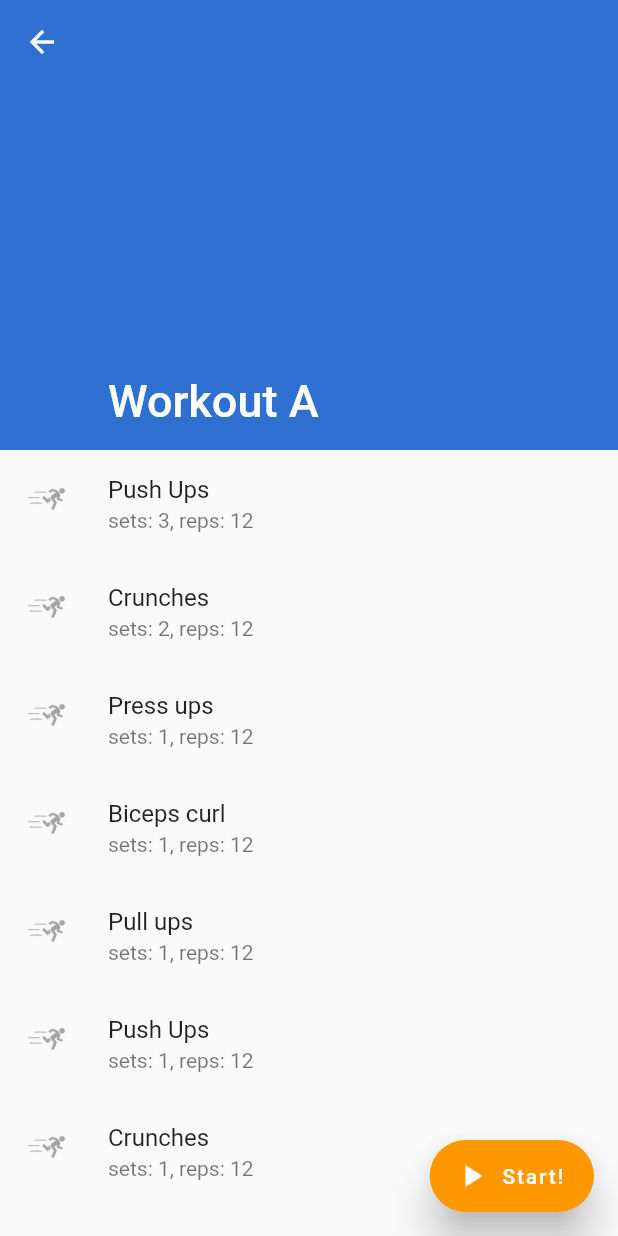
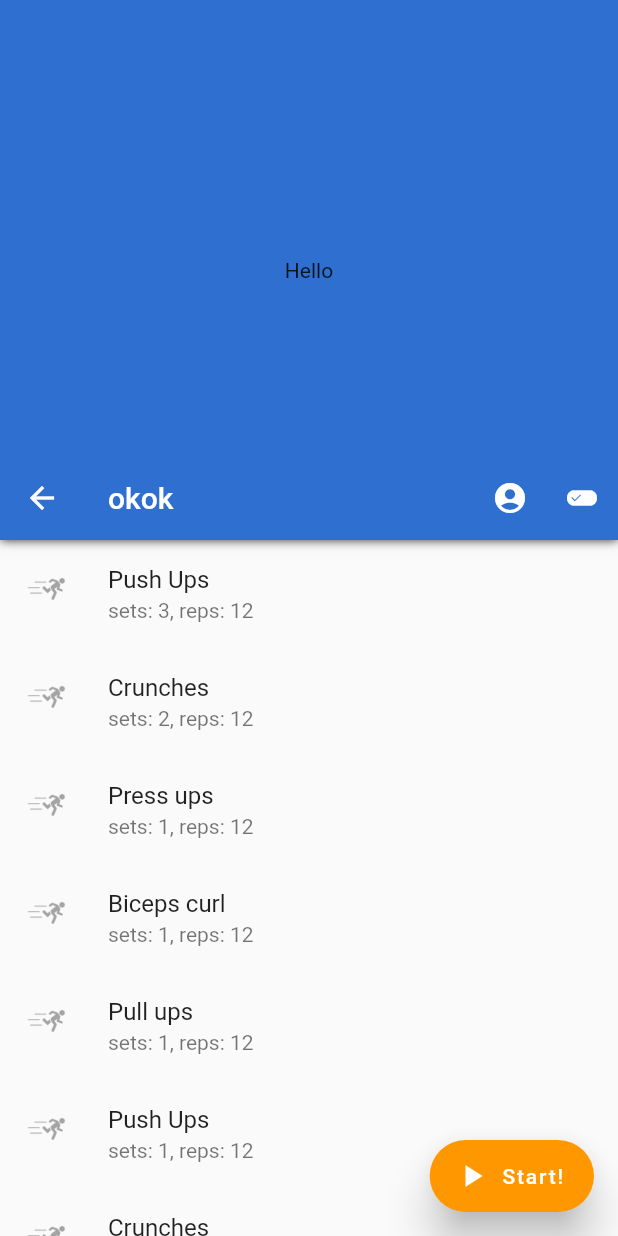
Before and after one commit to michalorestes/fitness_fatality_flutter, a Flutter app: the screen it shows after launch, after a tap on "Workout A", on a phone screen of 412 x 824 dp. Run offline on Flutter 3.47's test engine with Material 2 defaults, Android fonts, the phone set to English and light mode, and no system bars; our stand-ins replace bloc, flutter_bloc.

Commit message:
Custom header sliver

```diff
--- /dev/null
+++ b/lib/ui/workouts/workout_details/sliver_persistent_header_delegate.dart
@@ -0,0 +1,82 @@
+import 'package:flutter/material.dart';
+import 'package:flutter/rendering.dart';
+import './anim.dart';
+import 'dart:math' as math;
+
+class MySliverPersistenceHeaderDelegate extends SliverPersistentHeaderDelegate {
+  MySliverPersistenceHeaderDelegate(
+      {@required this.title,
+      @required this.titleSizeExpanded,
+      @required this.titleColor,
+      @required this.actions});
+
+  final String title;
+  final Color titleColor;
+  final double titleSizeExpanded;
+  final List<Widget> actions;
+
+  @override
+  Widget build(
+      BuildContext context, double shrinkOffset, bool overlapsContent) {
+    double currentExtent() => math.max(minExtent, maxExtent - shrinkOffset);
+
+    return Container(
+      height: maxExtent,
+      decoration: BoxDecoration(
+        color: Theme.of(context).primaryColor,
+        boxShadow: <BoxShadow>[
+          BoxShadow(
+            color: Color(0xD5000000),
+            spreadRadius: 0,
+            blurRadius: 5,
+            offset: Offset(0, 0),
+          ),
+        ],
+      ),
+      child: Stack(
+        children: <Widget>[
+          Center(
+            child: Text("Hello"),
+          ),
+          Container(
+            child: Column(
+              mainAxisAlignment: MainAxisAlignment.end,
+              children: <Widget>[
+                _buildTopBar(context),
+              ],
+            ),
+          )
+        ],
+      ),
+    );
+  }
+
+  Widget _buildTopBar(BuildContext context) {
+    return AppBar(
+      elevation: 0,
+      backgroundColor: Colors.transparent,
+      title: Text("okok"),
+      actions: <Widget>[
+        IconButton(
+          icon: Icon(Icons.account_circle),
+          onPressed: (){},
+        ),
+        IconButton(
+          icon: Icon(Icons.edit_attributes),
+          onPressed: (){},
+        )
+      ],
+    );
+  }
+
+  @override
+  bool shouldRebuild(SliverPersistentHeaderDelegate oldDelegate) {
+    return false;
+  }
+
+  @override
+  double get maxExtent => 360.0;
+
+  @override
+  double get minExtent => 56.0;
+}
--- a/lib/ui/workouts/workout_details/workout_details_page.dart
+++ b/lib/ui/workouts/workout_details/workout_details_page.dart
@@ -4,6 +4,7 @@ import 'package:fitness_fatality_flutter/data/entities/workout/workout.dart';
 import 'package:fitness_fatality_flutter/data/entities/workout/workout_exercise.dart';
 import 'package:fitness_fatality_flutter/routing/routing.dart';
 import 'package:fitness_fatality_flutter/ui/workouts/logging/logging_page.dart';
+import 'package:fitness_fatality_flutter/ui/workouts/workout_details/sliver_persistent_header_delegate.dart';
 import 'package:flutter/material.dart';
 
 class WorkoutDetailsPage extends StatelessWidget {
@@ -50,6 +51,22 @@ class WorkoutDetailsPage extends StatelessWidget {
         exercise: Exercise(name: "Pull ups"),
         workoutId: 1,
         loggingParameters: RepsLogging({"sets": 1, "reps": 12})),
+    WorkoutExercise(
+        exercise: Exercise(name: "Crunches"),
+        workoutId: 1,
+        loggingParameters: RepsLogging({"sets": 1, "reps": 12})),
+    WorkoutExercise(
+        exercise: Exercise(name: "Press ups"),
+        workoutId: 1,
+        loggingParameters: RepsLogging({"sets": 1, "reps": 12})),
+    WorkoutExercise(
+        exercise: Exercise(name: "Biceps curl"),
+        workoutId: 1,
+        loggingParameters: RepsLogging({"sets": 1, "reps": 12})),
+    WorkoutExercise(
+        exercise: Exercise(name: "Pull ups"),
+        workoutId: 1,
+        loggingParameters: RepsLogging({"sets": 1, "reps": 12})),
   ];
 
   WorkoutDetailsPage(this._workout);
@@ -72,29 +89,33 @@ class WorkoutDetailsPage extends StatelessWidget {
           );
         },
       ),
-      body: CustomScrollView(
-        slivers: <Widget>[
-          SliverAppBar(
-            expandedHeight: 300,
-            pinned: true,
-            floating: true,
-            snap: true,
-            flexibleSpace: FlexibleSpaceBar(
-              title: Text(_workout.name),
+      body: SafeArea(
+        child: CustomScrollView(
+          physics: ScrollPhysics(),
+          slivers: <Widget>[
+            SliverPersistentHeader(
+              pinned: true,
+              floating: true,
+              delegate: MySliverPersistenceHeaderDelegate(
+                  title: "My Workout",
+                  titleColor: Colors.blue,
+                  titleSizeExpanded: 26,
+                  actions: <Widget>[IconButton(onPressed: (){}, icon: Icon(Icons.access_alarm), padding: EdgeInsets.symmetric(vertical: 0),)]),
             ),
-          ),
-          SliverList(
-            delegate: SliverChildBuilderDelegate(buildSliverListItem,
-                childCount: workoutExercises.length),
-          ),
-        ],
+            SliverList(
+              delegate: SliverChildBuilderDelegate(
+                buildSliverListItem,
+                childCount: workoutExercises.length,
+              ),
+            ),
+          ],
+        ),
       ),
     );
   }
 
   Widget buildSliverListItem(BuildContext context, int index) {
     Exercise exercise = workoutExercises[index].exercise;
-
     return Center(
       child: ListTile(
         title: Text(exercise.name),
--- a/pubspec.yaml
+++ b/pubspec.yaml
@@ -48,7 +48,7 @@ flutter:
    - assets/inverval_workout_icon.png
    - assets/weights_workout_icon.png
    - assets/sample_exercise_icon.png
-
+   - assets/gym.jpg
 
   # An image asset can refer to one or more resolution-specific "variants", see
   # https://flutter.io/assets-and-images/#resolution-aware.
```
Also changed, not shown: lib/ui/workouts/workout_details/anim.dart (added, +55 -0 lines), assets/gym.jpg (added).
